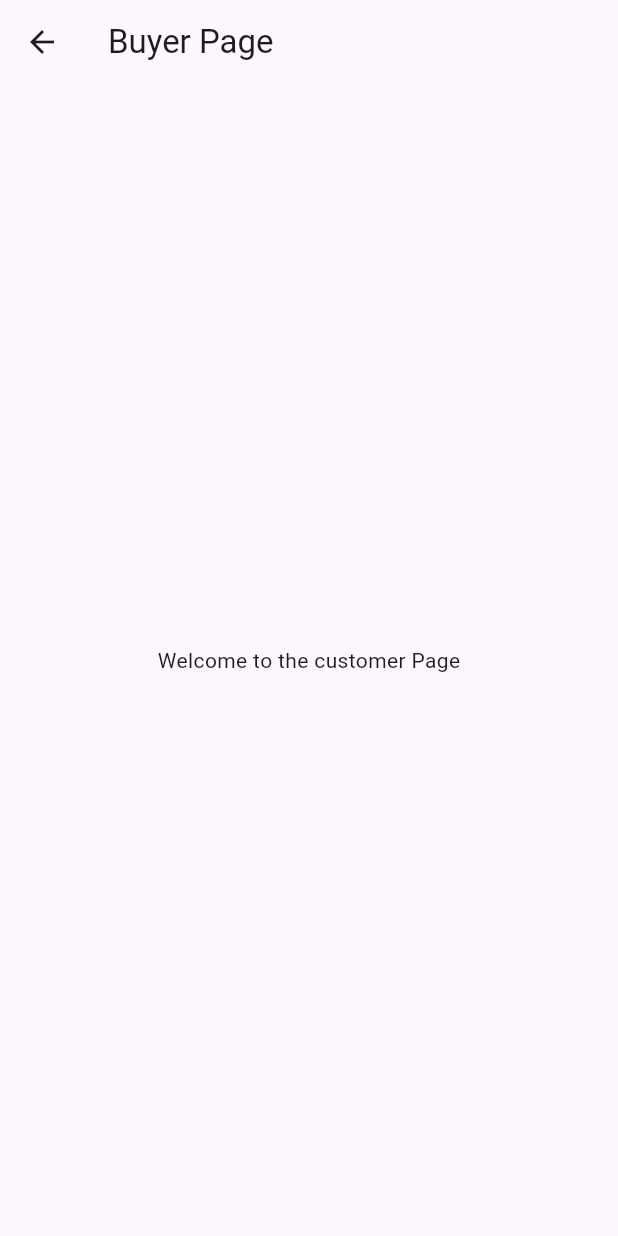
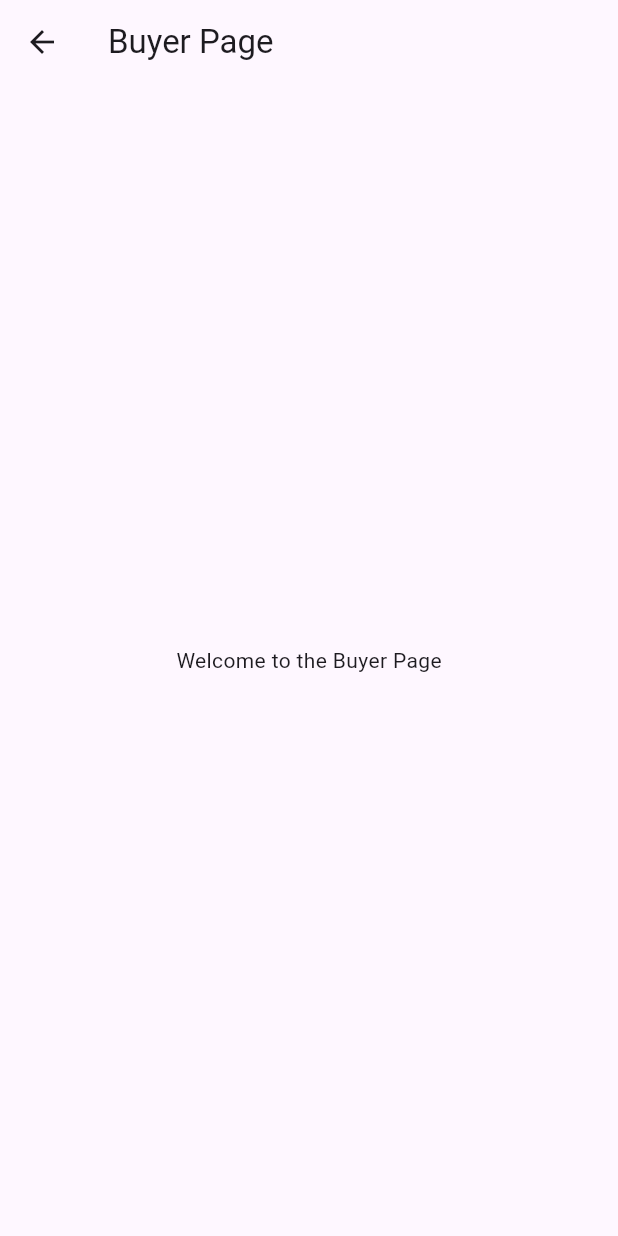
Before and after one commit to Surendar-k/Farmersyy, a Flutter app: the BuyerPage screen opened directly, on a phone screen of 412 x 824 dp. Run offline on Flutter 3.47's test engine with Material 3 defaults, Android fonts, the phone set to English and light mode, and no system bars.

Commit message:
fix:textedit

```diff
--- a/frontend/lib/buyer_page.dart
+++ b/frontend/lib/buyer_page.dart
@@ -5,7 +5,7 @@ class BuyerPage extends StatelessWidget {
   Widget build(BuildContext context) {
     return Scaffold(
       appBar: AppBar(title: Text('Buyer Page')),
-      body: Center(child: Text('Welcome to the customer Page')),
+      body: Center(child: Text('Welcome to the Buyer Page')),
     );
   }
 }
```
